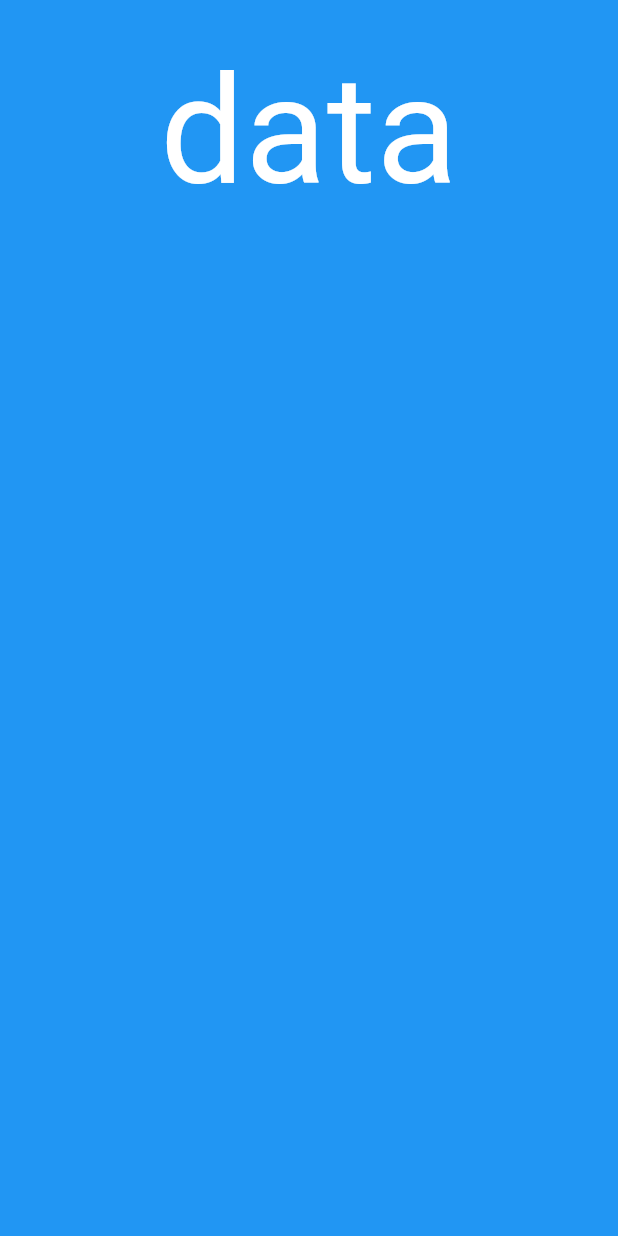
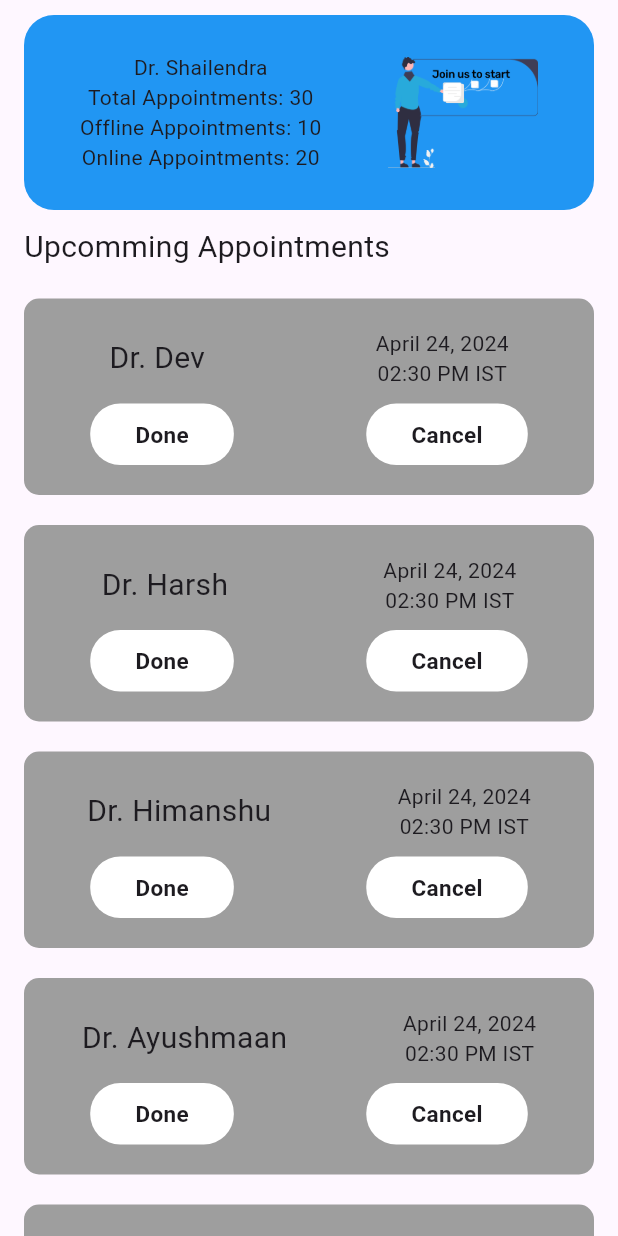
Before and after one commit to Harshcs21/Maddy_care, a Flutter app: the MyDoctor screen opened by its route, on a phone screen of 412 x 824 dp. Run offline on Flutter 3.47's test engine with Material 3 defaults, Android fonts, the phone set to English and light mode, and no system bars.

Commit message:
doctorInfo and doctorBox page done

```diff
--- /dev/null
+++ b/lib/doctorbox.dart
@@ -0,0 +1,76 @@
+import 'package:flutter/material.dart';
+
+class DoctorBox extends StatelessWidget {
+
+  final String name;
+
+  DoctorBox({required this.name});
+
+  @override
+  Widget build(BuildContext context) {
+    return Container(
+      padding: EdgeInsets.symmetric(vertical: 20),
+      margin: EdgeInsets.symmetric(vertical: 10),
+      decoration: BoxDecoration(
+        color: Colors.grey,
+        borderRadius: BorderRadius.circular(10),
+      ),
+      child: Column(
+        children: [
+          Row(
+            mainAxisAlignment: MainAxisAlignment.spaceAround,
+            children: [
+              Container(
+                child: Text(name,
+                  style: TextStyle(
+                      fontSize: 20,
+                      fontWeight: FontWeight.w400
+                  ),),
+              ),
+              Container(
+                child: Column(
+                  children: [
+                    Text("April 24, 2024"),
+                    Text("02:30 PM IST")
+                  ],
+                ),
+              ),
+            ],
+          ),
+          SizedBox(height: 10),
+          Row(
+            mainAxisAlignment: MainAxisAlignment.spaceAround,
+            children: [
+              Container(
+                padding: EdgeInsets.symmetric(vertical: 10, horizontal: 30),
+                decoration: BoxDecoration(
+                  color: Colors.white,
+                  borderRadius: BorderRadius.circular(20),
+                ),
+                child: Text(
+                  "Done",
+                  style: TextStyle(
+                      fontWeight: FontWeight.bold,
+                      fontSize: 15
+                  ),),
+              ),
+              Container(
+                padding: EdgeInsets.symmetric(vertical: 10, horizontal: 30),
+                decoration: BoxDecoration(
+                  color: Colors.white,
+                  borderRadius: BorderRadius.circular(20),
+                ),
+                child: Text(
+                  "Cancel",
+                  style: TextStyle(
+                      fontWeight: FontWeight.bold,
+                      fontSize: 15
+                  ),),
+              ),
+            ],
+          )
+        ],
+      ),
+    );
+  }
+}
--- a/lib/doctorinfo.dart
+++ b/lib/doctorinfo.dart
@@ -1,4 +1,5 @@
 import 'package:flutter/material.dart';
+import 'package:flutter_pro/doctorbox.dart';
 
 class MyDoctor extends StatefulWidget {
   const MyDoctor({super.key});
@@ -8,31 +9,72 @@ class MyDoctor extends StatefulWidget {
 }
 
 class _MyDoctorState extends State<MyDoctor> {
+
+  final List names = [
+    'Dr. Dev',
+    'Dr. Harsh',
+    'Dr. Himanshu',
+    'Dr. Ayushmaan',
+    'Dr. Shailendra',
+  ];
+
   @override
   Widget build(BuildContext context) {
-    return const Scaffold(
-      backgroundColor: Colors.blue,
+    return Scaffold(
         body: SafeArea(
-            child: Center(
             child: Padding(
-                  padding: EdgeInsets.all(16),
+                padding: EdgeInsets.symmetric(horizontal: 16),
                 child: Column(
-                    // mainAxisAlignment: MainAxisAlignment.center,
-                    // crossAxisAlignment: CrossAxisAlignment.stretch,
+                  children: [
+                      Container(
+                        margin: EdgeInsets.symmetric(vertical: 10),
+                        padding: EdgeInsets.all(15),
+                        decoration: BoxDecoration(
+                          color: Colors.blue,
+                          borderRadius: BorderRadius.circular(20),
+                        ),
+                        child: Row(
+                          mainAxisAlignment: MainAxisAlignment.spaceAround,
                           children: [
                             Column(
                               children: [
-                          Text('data',style: TextStyle(
-                            color: Colors.white,
-                            fontSize: 100
-                          ),)
+                                Text("Dr. Shailendra"),
+                                Text("Total Appointments: 30"),
+                                Text("Offline Appointments: 10"),
+                                Text("Online Appointments: 20")
                               ],
+                            ),
+                            Container(
+                              height: 100,
+                              width: 100,
+                              decoration: BoxDecoration(
+                                image: DecorationImage(
+                                  image: AssetImage('assets/login_page.png'),
+                                )
+                              ),
+                            )
+                          ],
+                        ),
+                      ),
+                      Container(
+                        alignment: Alignment.topLeft,
+                        child: Text(
+                            "Upcomming Appointments",
+                              style: TextStyle(
+                                fontSize: 20
+                              ),
+                        ) ,
+                      ),
+                      SizedBox(height: 10),
+                      Expanded(child: ListView.builder(
+                          itemCount: names.length,
+                          itemBuilder: (context, item){
+                              return DoctorBox(name: names[item],);
+                      }
+                      )
                       )
                   ],
                 )
-              ),
-
-
             )
         ),
     );
```
Also changed, not shown: lib/main.dart (+4 -4 lines). Lines whose indentation alone changed are shown as unchanged.
